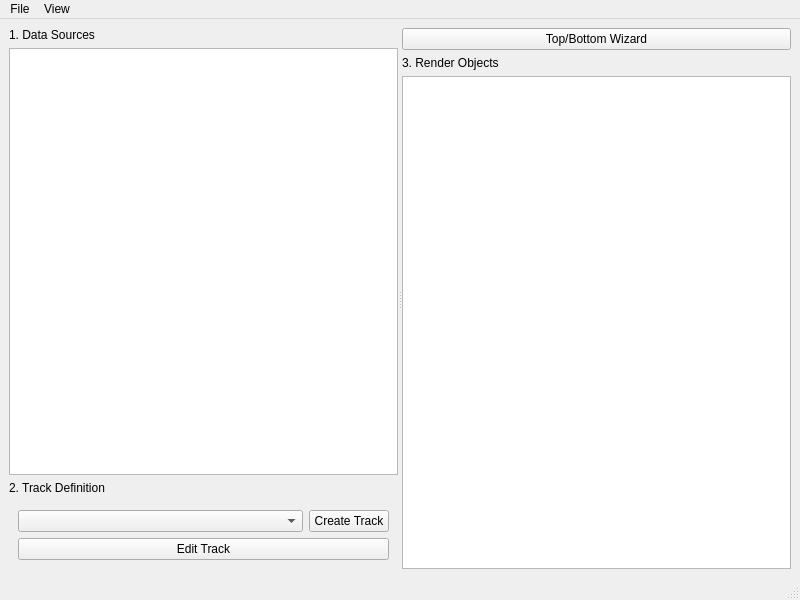
Before: the Qt Designer form apps/ui/projectwindow.ui in hankedan000/gopro-overlay, drawn with Qt 5.
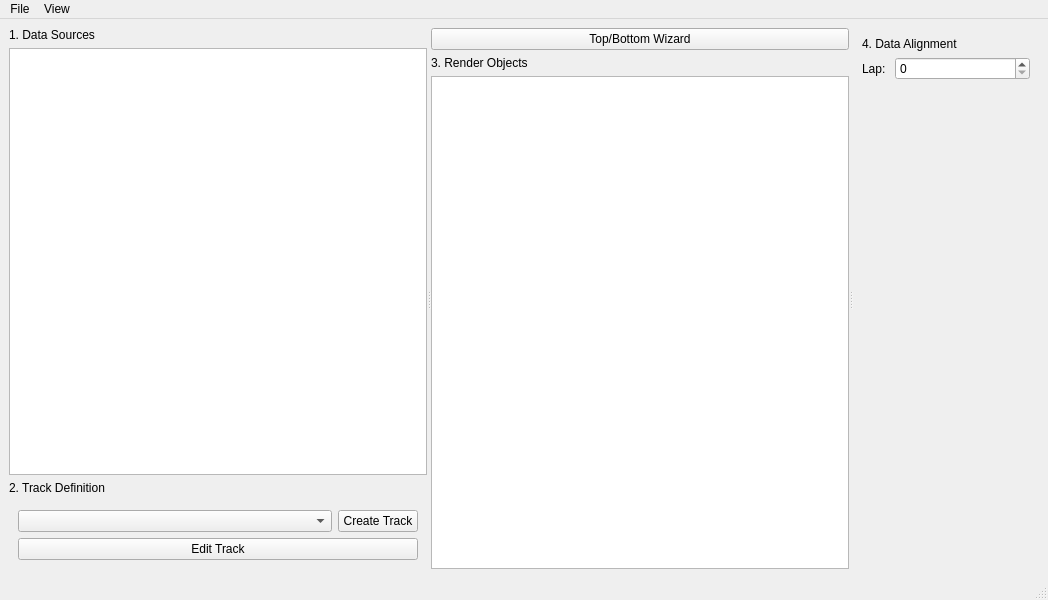
After: the same form once the commit is applied.

```diff
--- a/apps/ui/projectwindow.ui
+++ b/apps/ui/projectwindow.ui
@@ -6,7 +6,7 @@
    <rect>
     <x>0</x>
     <y>0</y>
-    <width>800</width>
+    <width>1048</width>
     <height>600</height>
    </rect>
   </property>
@@ -89,6 +89,50 @@
         </item>
        </layout>
       </widget>
+      <widget class="QWidget" name="verticalLayoutWidget_3">
+       <layout class="QVBoxLayout" name="verticalLayout_3">
+        <item>
+         <widget class="QWidget" name="widget_2" native="true">
+          <layout class="QVBoxLayout" name="verticalLayout_5">
+           <item>
+            <widget class="QLabel" name="label_4">
+             <property name="text">
+              <string>4. Data Alignment</string>
+             </property>
+            </widget>
+           </item>
+           <item>
+            <layout class="QHBoxLayout" name="horizontalLayout_2" stretch="0,1">
+             <item>
+              <widget class="QLabel" name="label_5">
+               <property name="text">
+                <string>Lap: </string>
+               </property>
+              </widget>
+             </item>
+             <item>
+              <widget class="QSpinBox" name="spinBox"/>
+             </item>
+            </layout>
+           </item>
+           <item>
+            <spacer name="verticalSpacer">
+             <property name="orientation">
+              <enum>Qt::Vertical</enum>
+             </property>
+             <property name="sizeHint" stdset="0">
+              <size>
+               <width>20</width>
+               <height>40</height>
+              </size>
+             </property>
+            </spacer>
+           </item>
+          </layout>
+         </widget>
+        </item>
+       </layout>
+      </widget>
      </widget>
     </item>
    </layout>
@@ -98,7 +142,7 @@
     <rect>
      <x>0</x>
      <y>0</y>
-     <width>800</width>
+     <width>1048</width>
      <height>23</height>
     </rect>
    </property>
```
